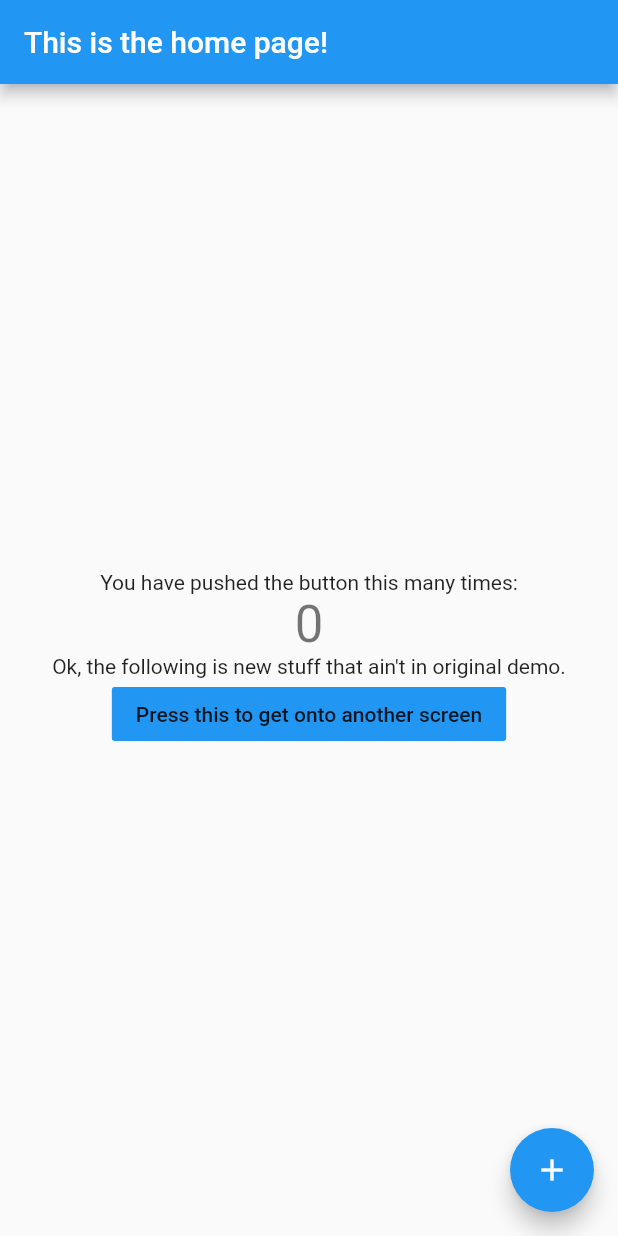
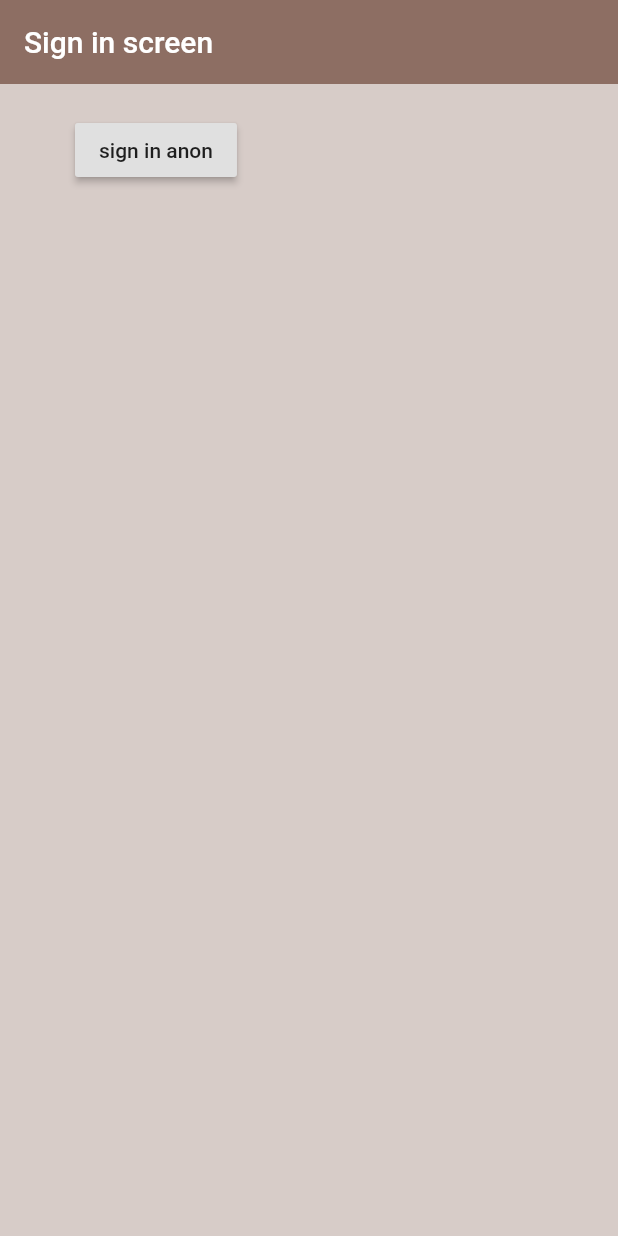
Before and after one commit to caitlinstanton/ivyhacks, a Flutter app: the screen it shows after launch, on a phone screen of 412 x 824 dp. Run offline on Flutter 3.47's test engine with Material 2 defaults, Android fonts, the phone set to English and light mode, and no system bars; our stand-ins replace cloud_firestore, firebase_auth, firebase_core; accounts and stored records are empty.

Commit message:
Successfully connect firebase with app and more -Add firebase initialization to complete connection with firebase -Add a anonymous signin feature to verify firebase is connected -Seperate home screen and login screen with a wrapper that decides which screen to enter -Begin the user model that will contain user info -Begin database service that will interact with firestore

```diff
--- /dev/null
+++ b/lib/models/user_model.dart
@@ -0,0 +1,6 @@
+class AppUser{
+
+  String name;
+  String uid;
+  //TODO: More properties!
+}
--- a/lib/routes.dart
+++ b/lib/routes.dart
@@ -1,9 +1,9 @@
 import 'package:flutter/widgets.dart';
-import 'package:ivyhack/screens/home_screen.dart';
+import 'package:ivyhack/screens/auth_wrapper.dart';
 import 'package:ivyhack/screens/screen2/screen2.dart';
 
 
 final Map<String, WidgetBuilder> routes = <String, WidgetBuilder>{
-  '/': (context) => Home(),
+  '/': (context) => AuthWrapper(),
   '/page2': (context) => AnotherScreen(),
 };
--- /dev/null
+++ b/lib/screens/auth_wrapper.dart
@@ -0,0 +1,17 @@
+import 'package:firebase_core/firebase_core.dart';
+import 'package:flutter/material.dart';
+import 'package:ivyhack/screens/home_screen/home_screen.dart';
+import 'package:ivyhack/screens/login_screen/login_screen.dart';
+
+class AuthWrapper extends StatelessWidget {
+  @override
+  Widget build(BuildContext context) {
+    return FutureBuilder(
+      future: Firebase.initializeApp(),
+      builder: (context, snapshot) {
+        // Either home or login screen
+        return LoginScreen();
+      },
+    );
+  }
+}
--- a/lib/screens/home_screen.dart
+++ /dev/null
@@ -1,97 +0,0 @@
-import 'package:flutter/material.dart';
-
-class Home extends StatefulWidget {
-  Home({Key key, this.title}) : super(key: key);
-
-  // This widget is the home page of your application. It is stateful, meaning
-  // that it has a State object (defined below) that contains fields that affect
-  // how it looks.
-
-  // This class is the configuration for the state. It holds the values (in this
-  // case the title) provided by the parent (in this case the App widget) and
-  // used by the build method of the State. Fields in a Widget subclass are
-  // always marked "final".
-
-  final String title;
-
-  @override
-  _HomeState createState() => _HomeState();
-}
-
-class _HomeState extends State<Home> {
-  int _counter = 0;
-
-  void _incrementCounter() {
-    setState(() {
-      // This call to setState tells the Flutter framework that something has
-      // changed in this State, which causes it to rerun the build method below
-      // so that the display can reflect the updated values. If we changed
-      // _counter without calling setState(), then the build method would not be
-      // called again, and so nothing would appear to happen.
-      _counter++;
-    });
-  }
-
-  @override
-  Widget build(BuildContext context) {
-    // This method is rerun every time setState is called, for instance as done
-    // by the _incrementCounter method above.
-    //
-    // The Flutter framework has been optimized to make rerunning build methods
-    // fast, so that you can just rebuild anything that needs updating rather
-    // than having to individually change instances of widgets.
-    return Scaffold(
-      appBar: AppBar(
-        title: Text("This is the home page!"),
-      ),
-      body: Center(
-        // Center is a layout widget. It takes a single child and positions it
-        // in the middle of the parent.
-        child: Column(
-          // Column is also a layout widget. It takes a list of children and
-          // arranges them vertically. By default, it sizes itself to fit its
-          // children horizontally, and tries to be as tall as its parent.
-          //
-          // Invoke "debug painting" (press "p" in the console, choose the
-          // "Toggle Debug Paint" action from the Flutter Inspector in Android
-          // Studio, or the "Toggle Debug Paint" command in Visual Studio Code)
-          // to see the wireframe for each widget.
-          //
-          // Column has various properties to control how it sizes itself and
-          // how it positions its children. Here we use mainAxisAlignment to
-          // center the children vertically; the main axis here is the vertical
-          // axis because Columns are vertical (the cross axis would be
-          // horizontal).
-          mainAxisAlignment: MainAxisAlignment.center,
-          children: <Widget>[
-            Text(
-              'You have pushed the button this many times:',
-            ),
-            Text(
-              '$_counter',
-              style: Theme.of(context).textTheme.headline4,
-            ),
-            Text(
-              "Ok, the following is new stuff that ain't in original demo.",
-            ),
-            FlatButton(
-              child: Text("Press this to get onto another screen"),
-              color: Colors.blue,
-              onPressed: () {
-                Navigator.pushNamed(
-                  context,
-                  "/page2",
-                ); // This name is defined in routes.dart
-              },
-            )
-          ],
-        ),
-      ),
-      floatingActionButton: FloatingActionButton(
-        onPressed: _incrementCounter,
-        tooltip: 'Increment',
-        child: Icon(Icons.add),
-      ), // This trailing comma makes auto-formatting nicer for build methods.
-    );
-  }
-}
--- /dev/null
+++ b/lib/screens/login_screen/login_screen.dart
@@ -0,0 +1,38 @@
+import 'package:flutter/material.dart';
+import 'package:ivyhack/services/auth_service.dart';
+
+class LoginScreen extends StatefulWidget {
+  @override
+  _LoginScreenState createState() => _LoginScreenState();
+}
+
+class _LoginScreenState extends State<LoginScreen> {
+  // TODO: Temprorary layout. Will be changed.
+  final AuthService _authService = AuthService();
+  @override
+  Widget build(BuildContext context) {
+    return Scaffold(
+      backgroundColor: Colors.brown[100],
+      appBar: AppBar(
+        backgroundColor: Colors.brown[400],
+        elevation: 0.0,
+        title: Text('Sign in screen'),
+      ),
+      body: Container(
+        padding: EdgeInsets.symmetric(vertical: 20.0, horizontal: 50.0),
+        child: RaisedButton(
+          child: Text('sign in anon'),
+          onPressed: () async {
+            dynamic result = await _authService.loginAnon();
+            if (result == null) {
+              print('error signing in');
+            } else {
+              print('signed in');
+              print(result);
+            }
+          },
+        ),
+      ),
+    );
+  }
+}
```
Also changed, not shown: lib/screens/home_screen/home_screen.dart (added, +10 -0 lines), lib/services/auth_service.dart (added, +21 -0 lines), lib/services/database_service.dart (added, +16 -0 lines), pubspec.yaml (+5 -6 lines), pubspec.lock, 3 other files.
